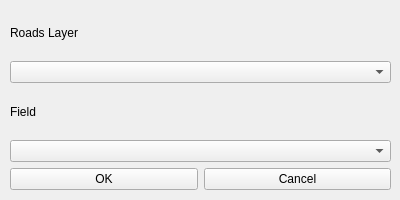
alien9/placaview, file roads_selector.ui: the form before one commit.
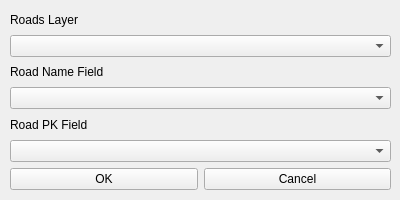
The form after the commit.

```diff
--- a/roads_selector.ui
+++ b/roads_selector.ui
@@ -36,13 +36,23 @@
                 <item>
                     <widget class="QLabel" name="label">
                         <property name="text">
-                            <string>Field</string>
+                            <string>Road Name Field</string>
                         </property>
                     </widget>
                 </item>
                 <item>
                     <widget class="QComboBox" name="fieldNameComboBox" />
                 </item>
+                <item>
+                    <widget class="QLabel" name="label">
+                        <property name="text">
+                            <string>Road PK Field</string>
+                        </property>
+                    </widget>
+                </item>
+                <item>
+                    <widget class="QComboBox" name="fieldPkComboBox" />
+                </item>
                 <item>
                     <layout class="QHBoxLayout" name="horizontalLayout">
                         <item>
```
